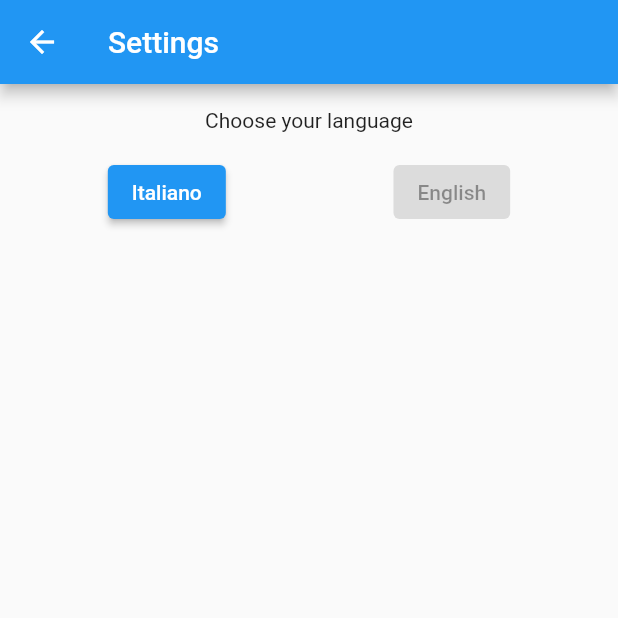
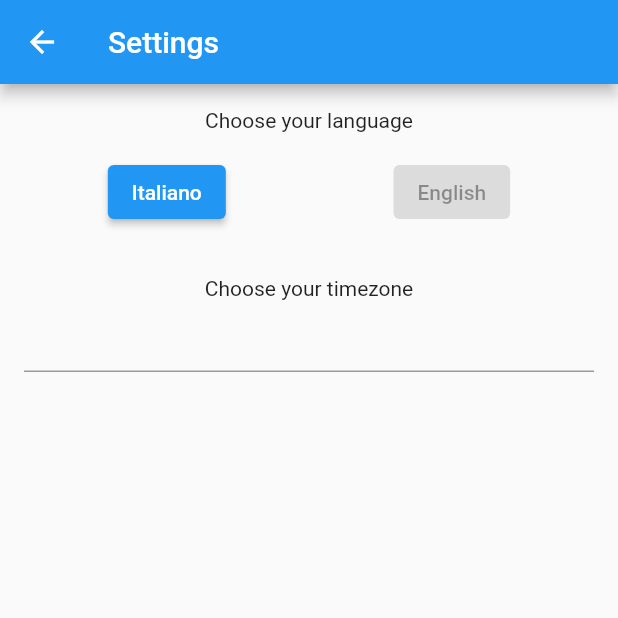
Before and after one commit to FilibertoNencioni/F1-calendar, a Flutter app: the Settings screen opened directly, on a phone screen of 412 x 824 dp, the top half of it. Run offline on Flutter 3.47's test engine with Material 2 defaults, Android fonts, the phone set to English and light mode, and no system bars; our stand-ins replace flutter_easyloading, persistent_bottom_nav_bar_v2, shared_preferences, timezone; missing offline and left inert: device_calendar; accounts and stored records are empty; generated files the repository leaves out were written again.

Commit message:
Dynamic timezone

```diff
--- a/lib/core/globals.dart
+++ b/lib/core/globals.dart
@@ -1,6 +1,7 @@
 import 'package:flutter_easyloading/flutter_easyloading.dart';
 
 int counter = 0;
+String selectedTimeZone = 'Europe/Rome';
 
 increaseCounter(){
   if(counter == 0){
--- a/lib/l10n/app_en.arb
+++ b/lib/l10n/app_en.arb
@@ -17,6 +17,7 @@
   "warning_calendar_nor_selected": "Select a valid calendar",
   "events_inserted_successfully": "Events inserted in the calendar successfully!",
   "error_fetch_data": "An error occurred while retriving online data",
-  "warning_select_option": "Select at least one option"
+  "warning_select_option": "Select at least one option",
+  "choose_timezone": "Choose your timezone"
 
 }
--- a/lib/l10n/app_it.arb
+++ b/lib/l10n/app_it.arb
@@ -17,6 +17,7 @@
     "warning_calendar_nor_selected": "Seleziona un calendario valido",
     "events_inserted_successfully": "Eventi inseriti nel calendario con successo!",
     "error_fetch_data": "Si è verificato un'errore durante il prelievo dei dati online",
-    "warning_select_option": "Seleziona almeno un'opsione tra quelle presenti"
+    "warning_select_option": "Seleziona almeno un'opsione tra quelle presenti",
+    "choose_timezone": "Seleziona il tuo fuso orario"
 
 }
--- a/lib/pages/settings.dart
+++ b/lib/pages/settings.dart
@@ -1,6 +1,11 @@
+import 'dart:developer';
+
+import 'package:f1_calendar/core/globals.dart';
 import 'package:f1_calendar/main.dart';
 import 'package:flutter/material.dart';
 import 'package:flutter_gen/gen_l10n/app_localizations.dart';
+import 'package:timezone/timezone.dart' as tz;
+import 'package:timezone/data/latest.dart' as tz;
 
 class Settings extends StatefulWidget{
   const Settings({Key? key}) : super(key: key);
@@ -11,15 +16,26 @@ class Settings extends StatefulWidget{
 
 class SettingsState extends State<Settings>{
   String currentLocale = '';
+  List<String> locations = [];
 
   @override
   void initState() {
+    //Get curtrent app language
     App.getLocale(context).then((newLocale){
       if(newLocale != null){
         setState(() {
           currentLocale = newLocale.languageCode;
         });
       }
+    });
+
+    //Get all locale (for timezone)
+    tz.initializeTimeZones();
+    List<String> tmpLocations = tz.timeZoneDatabase.locations.entries.map((e)=>e.key).toList();
+    log(tmpLocations.length.toString());
+
+    setState(() {
+      locations = tmpLocations;
     });
     super.initState();
   }
@@ -48,6 +64,22 @@ class SettingsState extends State<Settings>{
                   child: Text("English")
                 ),
               ],
+            ),
+            SizedBox(height: 32),
+
+            Text(AppLocalizations.of(context)!.choose_timezone),
+            Autocomplete<String>(
+              optionsBuilder: (TextEditingValue textEditingValue) {
+                if (textEditingValue.text == '') {
+                  return [];
+                }
+                return locations.where((String option) {
+                  return option.toLowerCase().contains(textEditingValue.text.toLowerCase());
+                });
+              },
+              onSelected: (String selection) {
+                selectedTimeZone = selection;
+              },
             )
           ],
         ),
```
Also changed, not shown: lib/pages/first_page.dart (+6 -6 lines).
